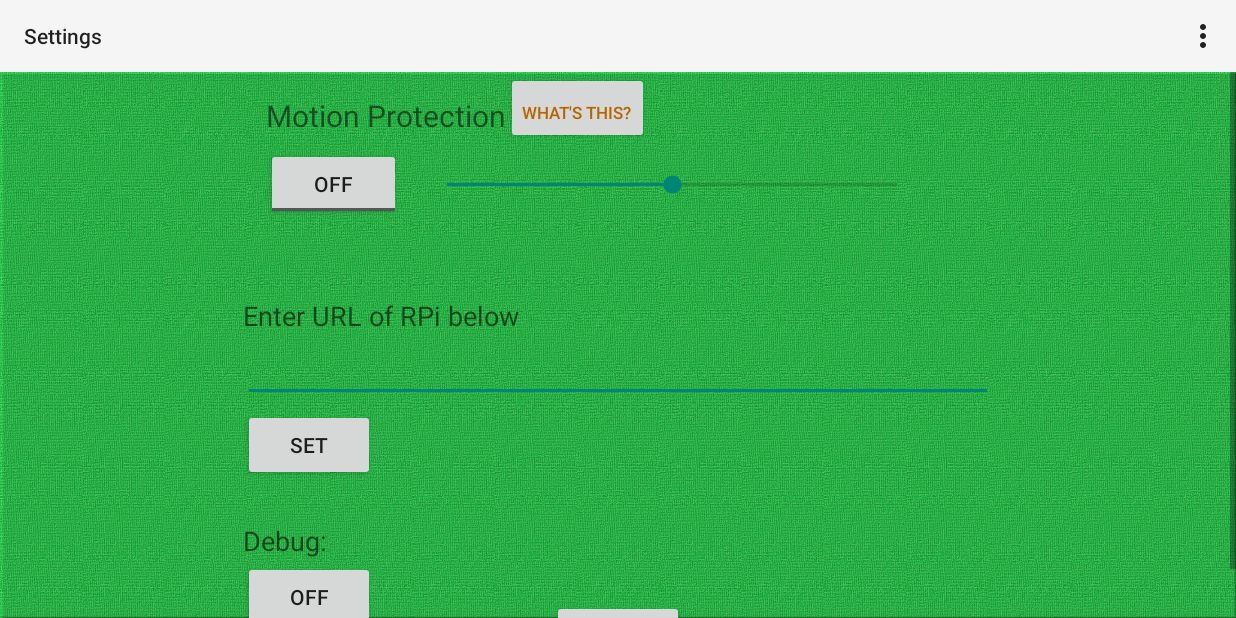
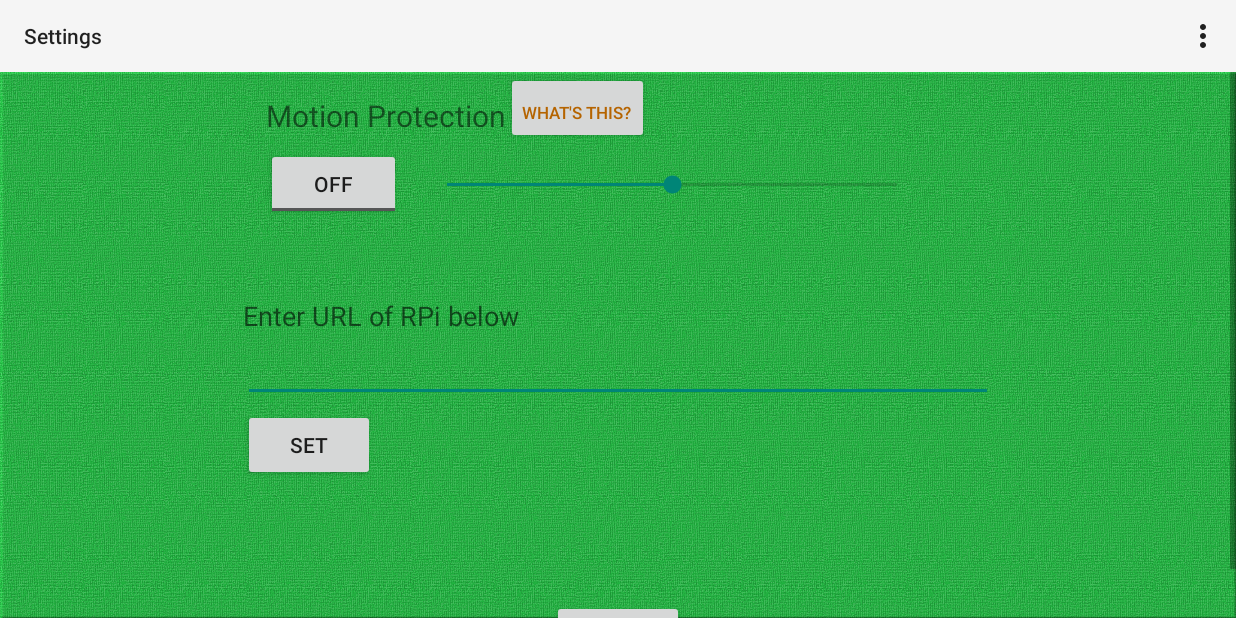
Before and after one commit to zealtron/RPi, an Android app: the MySettings screen opened directly, with no data from a screen before it, on a phone screen of 824 x 412 dp (held sideways). Run offline under Robolectric (Android 15) with nearby library versions, the phone set to English and light mode, and no system bars; 2 statements that could not run were skipped.

Commit message:
update settings and song list layout

```diff
--- a/app/src/main/res/layout/activity_my_settings.xml
+++ b/app/src/main/res/layout/activity_my_settings.xml
@@ -6,12 +6,12 @@
     >
 <LinearLayout xmlns:android="http://schemas.android.com/apk/res/android"
     android:orientation="vertical" android:layout_width="match_parent"
-    android:layout_height="match_parent"
+    android:layout_height="fill_parent"
     >
 
     <RelativeLayout
         android:layout_width="match_parent"
-        android:layout_height="match_parent"
+        android:layout_height="fill_parent"
         android:id="@+id/relativeLayout1">
 
         <RelativeLayout
@@ -76,6 +76,7 @@
             android:id="@+id/connectionPanel"
             android:layout_below="@+id/motionProtectionPanel"
             android:layout_marginTop="0dp"
+            android:layout_marginBottom="100dp"
             android:layout_centerHorizontal="true">
 
 
@@ -110,34 +111,6 @@
                 android:layout_marginLeft="0dp" />
 
         </RelativeLayout>
-<RelativeLayout
-    android:layout_width="500dp"
-    android:layout_height="100dp"
-    android:layout_below="@+id/connectionPanel"
-    android:layout_marginTop="0dp"
-    android:layout_centerHorizontal="true">
-
-    <TextView
-        android:layout_width="wrap_content"
-        android:layout_height="wrap_content"
-        android:text="@string/debug"
-        android:textAppearance="?android:attr/textAppearanceMedium"
-        android:id="@+id/textView"
-        android:layout_alignParentTop="true"
-        android:layout_alignParentLeft="true"
-        android:layout_alignParentStart="true" />
-
-    <ToggleButton
-        android:layout_width="wrap_content"
-        android:layout_height="wrap_content"
-        android:text="Debug ToggleButton"
-        android:id="@+id/debugToggle"
-        android:layout_centerVertical="true"
-        android:layout_alignParentLeft="true"
-        android:layout_alignParentStart="true"
-        android:onClick="setDebug"/>
-
-    </RelativeLayout>
             <Button
                 android:layout_width="wrap_content"
                 android:layout_height="wrap_content"
--- a/app/src/main/res/layout/activity_song_list.xml
+++ b/app/src/main/res/layout/activity_song_list.xml
@@ -32,7 +32,8 @@
         android:layout_height="wrap_content"
         android:text="Back to Menu"
         android:id="@+id/button3"
-        android:onClick="switchToMainMenu" />
+        android:onClick="switchToMainMenu"
+        android:layout_gravity="bottom"/>
 
 
 </LinearLayout>
```
Lines whose indentation alone changed are shown as unchanged.
